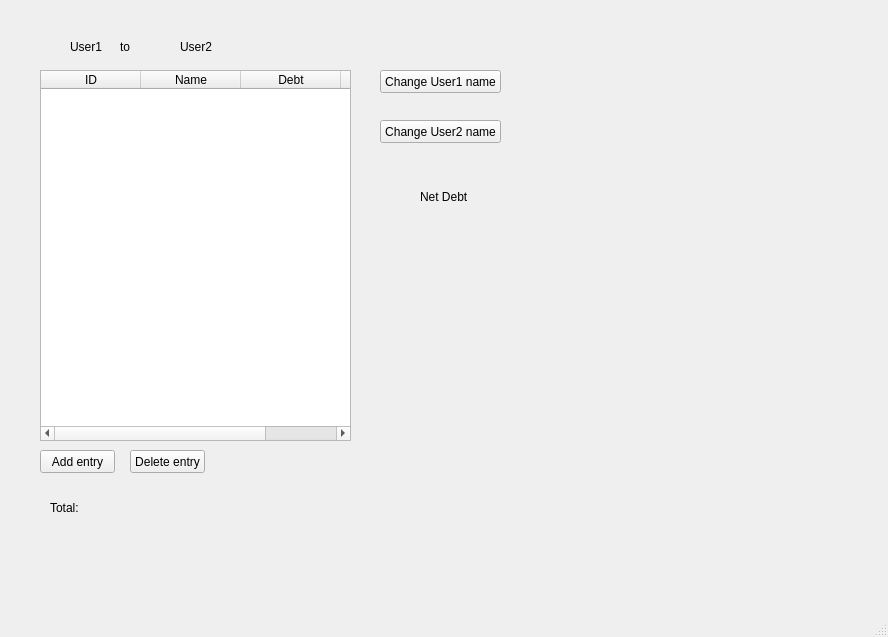
Before: the Qt Designer form Resources/design.ui in hilmiguner/Debt-Calculator, drawn with Qt 5.
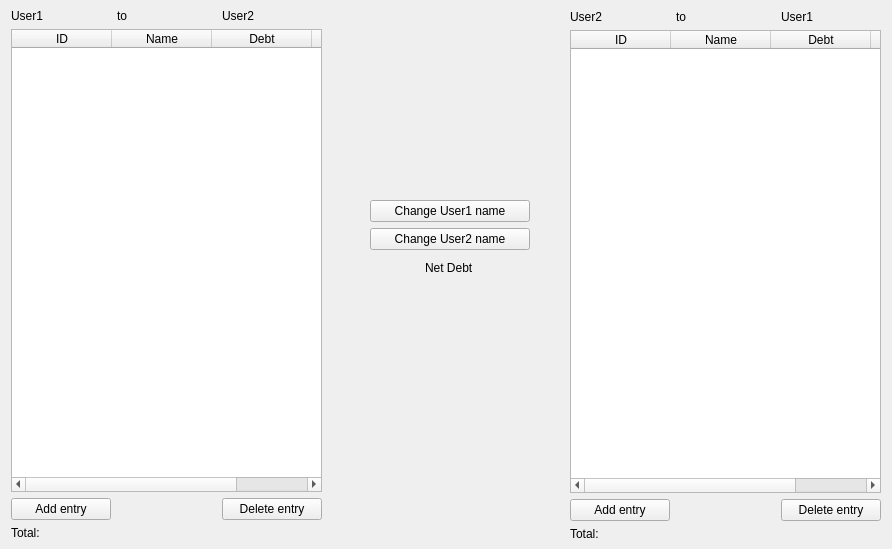
After: the same form once the commit is applied.

The edit to the form file:
```diff
--- a/Resources/design.ui
+++ b/Resources/design.ui
@@ -6,23 +6,26 @@
    <rect>
     <x>0</x>
     <y>0</y>
-    <width>888</width>
-    <height>637</height>
+    <width>892</width>
+    <height>549</height>
    </rect>
   </property>
   <property name="windowTitle">
    <string>MainWindow</string>
   </property>
   <widget class="QWidget" name="centralwidget">
+   <widget class="QWidget" name="gridLayoutWidget">
+    <property name="geometry">
+     <rect>
+      <x>11</x>
+      <y>9</y>
+      <width>311</width>
+      <height>531</height>
+     </rect>
+    </property>
+    <layout class="QGridLayout" name="gridLayout">
+     <item row="1" column="0" colspan="3">
    <widget class="QTableWidget" name="tableUser1toUser2">
-    <property name="geometry">
-     <rect>
-      <x>40</x>
-      <y>70</y>
-      <width>311</width>
-      <height>371</height>
-     </rect>
-    </property>
     <property name="editTriggers">
      <set>QAbstractItemView::NoEditTriggers</set>
     </property>
@@ -53,141 +56,184 @@
      </property>
     </column>
    </widget>
+     </item>
+     <item row="2" column="2">
+      <widget class="QPushButton" name="btnDeleteEntryUser1">
+       <property name="text">
+        <string>Delete entry</string>
+       </property>
+       <property name="autoDefault">
+        <bool>false</bool>
+       </property>
+      </widget>
+     </item>
+     <item row="0" column="1">
+      <widget class="QLabel" name="labelTo1">
+       <property name="text">
+        <string>to</string>
+       </property>
+      </widget>
+     </item>
+     <item row="0" column="2">
+      <widget class="QLabel" name="labelUser2_1">
+       <property name="text">
+        <string>User2</string>
+       </property>
+      </widget>
+     </item>
+     <item row="0" column="0">
    <widget class="QLabel" name="labelUser1_1">
+       <property name="text">
+        <string>User1</string>
+       </property>
+      </widget>
+     </item>
+     <item row="2" column="0">
+      <widget class="QPushButton" name="btnAddEntryUser1">
+       <property name="text">
+        <string>Add entry</string>
+       </property>
+       <property name="autoDefault">
+        <bool>true</bool>
+       </property>
+      </widget>
+     </item>
+     <item row="3" column="0">
+      <widget class="QLabel" name="labelTotalUser1">
+       <property name="text">
+        <string>Total:</string>
+       </property>
+      </widget>
+     </item>
+    </layout>
+   </widget>
+   <widget class="QWidget" name="gridLayoutWidget_2">
     <property name="geometry">
      <rect>
-      <x>70</x>
-      <y>40</y>
-      <width>47</width>
-      <height>13</height>
+      <x>570</x>
+      <y>10</y>
+      <width>311</width>
+      <height>531</height>
      </rect>
     </property>
+    <layout class="QGridLayout" name="gridLayout_2">
+     <item row="3" column="0">
+      <widget class="QLabel" name="labelTotalUser2">
     <property name="text">
+        <string>Total:</string>
+       </property>
+      </widget>
+     </item>
+     <item row="0" column="2">
+      <widget class="QLabel" name="labelUser1_2">
+       <property name="text">
      <string>User1</string>
     </property>
    </widget>
+     </item>
+     <item row="0" column="1">
+      <widget class="QLabel" name="labelTo2">
+       <property name="text">
+        <string>to</string>
+       </property>
+      </widget>
+     </item>
+     <item row="0" column="0">
+      <widget class="QLabel" name="labelUser2_2">
+       <property name="text">
+        <string>User2</string>
+       </property>
+      </widget>
+     </item>
+     <item row="2" column="2">
+      <widget class="QPushButton" name="btnDeleteEntryUser2">
+       <property name="text">
+        <string>Delete entry</string>
+       </property>
+       <property name="autoDefault">
+        <bool>false</bool>
+       </property>
+      </widget>
+     </item>
+     <item row="2" column="0">
+      <widget class="QPushButton" name="btnAddEntryUser2">
+       <property name="text">
+        <string>Add entry</string>
+       </property>
+       <property name="autoDefault">
+        <bool>true</bool>
+       </property>
+      </widget>
+     </item>
+     <item row="1" column="0" colspan="3">
+      <widget class="QTableWidget" name="tableUser2toUser1">
+       <property name="editTriggers">
+        <set>QAbstractItemView::NoEditTriggers</set>
+       </property>
+       <property name="selectionMode">
+        <enum>QAbstractItemView::SingleSelection</enum>
+       </property>
+       <property name="selectionBehavior">
+        <enum>QAbstractItemView::SelectRows</enum>
+       </property>
+       <column>
+        <property name="text">
+         <string notr="true">ID</string>
+        </property>
+       </column>
+       <column>
+        <property name="text">
+         <string>Name</string>
+        </property>
+       </column>
+       <column>
+        <property name="text">
+         <string>Debt</string>
+        </property>
+       </column>
+       <column>
+        <property name="text">
+         <string extracomment="asdas">Date</string>
+        </property>
+       </column>
+      </widget>
+     </item>
+    </layout>
+   </widget>
+   <widget class="QWidget" name="gridLayoutWidget_3">
+    <property name="geometry">
+     <rect>
+      <x>370</x>
+      <y>200</y>
+      <width>160</width>
+      <height>80</height>
+     </rect>
+    </property>
+    <layout class="QGridLayout" name="gridLayout_4">
+     <item row="0" column="0">
    <widget class="QPushButton" name="btnChangeUser1Name">
-    <property name="geometry">
-     <rect>
-      <x>380</x>
-      <y>70</y>
-      <width>121</width>
-      <height>23</height>
-     </rect>
-    </property>
     <property name="text">
      <string>Change User1 name</string>
     </property>
    </widget>
-   <widget class="QLabel" name="labelUser2_1">
-    <property name="geometry">
-     <rect>
-      <x>180</x>
-      <y>40</y>
-      <width>47</width>
-      <height>13</height>
-     </rect>
-    </property>
-    <property name="text">
-     <string>User2</string>
-    </property>
-   </widget>
-   <widget class="QLabel" name="labelTo1">
-    <property name="geometry">
-     <rect>
-      <x>120</x>
-      <y>40</y>
-      <width>47</width>
-      <height>13</height>
-     </rect>
-    </property>
-    <property name="text">
-     <string>to</string>
-    </property>
-   </widget>
+     </item>
+     <item row="1" column="0">
    <widget class="QPushButton" name="btnChangeUser2Name">
-    <property name="geometry">
-     <rect>
-      <x>380</x>
-      <y>120</y>
-      <width>121</width>
-      <height>23</height>
-     </rect>
-    </property>
     <property name="text">
      <string>Change User2 name</string>
     </property>
    </widget>
-   <widget class="QLabel" name="labelTotalUser1">
-    <property name="geometry">
-     <rect>
-      <x>50</x>
-      <y>500</y>
-      <width>111</width>
-      <height>16</height>
-     </rect>
-    </property>
-    <property name="text">
-     <string>Total:</string>
-    </property>
-   </widget>
+     </item>
+     <item row="2" column="0" alignment="Qt::AlignHCenter">
    <widget class="QLabel" name="labelNetDebt">
-    <property name="geometry">
-     <rect>
-      <x>420</x>
-      <y>190</y>
-      <width>47</width>
-      <height>13</height>
-     </rect>
-    </property>
     <property name="text">
      <string>Net Debt</string>
     </property>
    </widget>
-   <widget class="QPushButton" name="btnAddEntryUser1">
-    <property name="geometry">
-     <rect>
-      <x>40</x>
-      <y>450</y>
-      <width>75</width>
-      <height>23</height>
-     </rect>
-    </property>
-    <property name="text">
-     <string>Add entry</string>
-    </property>
-    <property name="autoDefault">
-     <bool>true</bool>
-    </property>
+     </item>
+    </layout>
    </widget>
-   <widget class="QPushButton" name="btnDeleteEntryUser1">
-    <property name="geometry">
-     <rect>
-      <x>130</x>
-      <y>450</y>
-      <width>75</width>
-      <height>23</height>
-     </rect>
-    </property>
-    <property name="text">
-     <string>Delete entry</string>
-    </property>
-    <property name="autoDefault">
-     <bool>false</bool>
-    </property>
-   </widget>
-  </widget>
-  <widget class="QMenuBar" name="menubar">
-   <property name="geometry">
-    <rect>
-     <x>0</x>
-     <y>0</y>
-     <width>888</width>
-     <height>21</height>
-    </rect>
-   </property>
-  </widget>
-  <widget class="QStatusBar" name="statusbar"/>
+  </widget>
  </widget>
  <resources/>
  <connections/>
```
Lines whose indentation alone changed are shown as unchanged.
